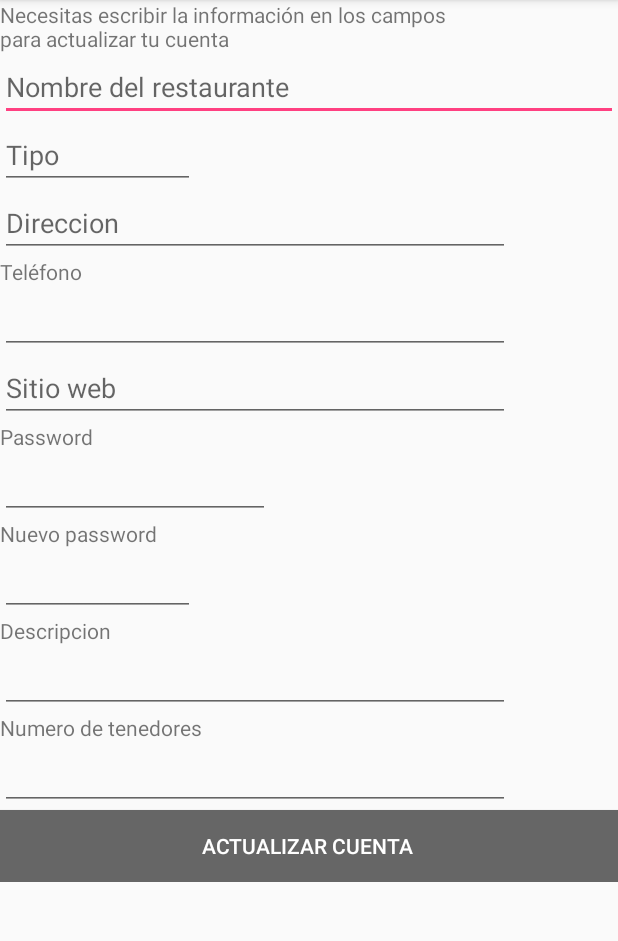
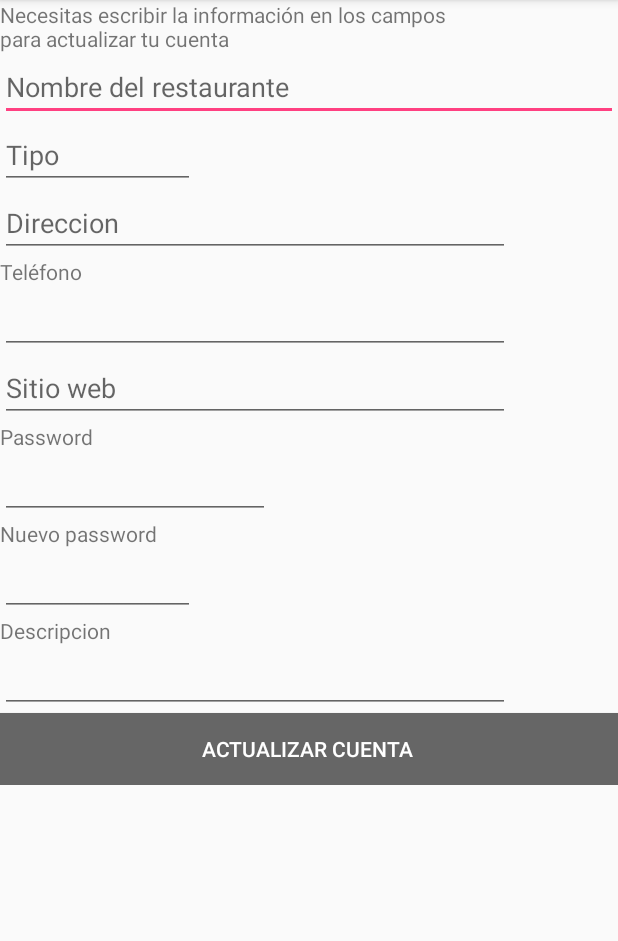
Before and after one commit to carlos-ochoa/Pal-Restaurant, an Android app: the activity_actualizar_restaurante screen opened directly, with no data from a screen before it, on a phone screen of 412 x 824 dp, the part 84-1025 px from its top. Run offline under Robolectric (Android 15) with nearby library versions, the phone set to English and light mode, and no system bars; our stand-ins replace Volley; network calls fail; 1 statement that could not run was skipped.

Commit message:
Quite no_tenedores donde no se debe poner.

```diff
--- a/app/src/main/java/palrestaurant/emm/pal_restaurant/activity_actualizar_restaurante.java
+++ b/app/src/main/java/palrestaurant/emm/pal_restaurant/activity_actualizar_restaurante.java
@@ -23,7 +23,7 @@ public class activity_actualizar_restaurante extends AppCompatActivity {
     private static final String IP_ACTREST = "http://pruebagamash.esy.es/archPHP/Actualizar_Restaurante.php";
 
     Button btnAct;
-    EditText ET_Nombre_Usuario, ET_Nombre, ET_Tipo, ET_Direccion, ET_Telef, ET_Sitio_W, ET_Contraseña, ET_ContraseñaNueva, ET_Descripcion, ET_NoTen;
+    EditText ET_Nombre_Usuario, ET_Nombre, ET_Tipo, ET_Direccion, ET_Telef, ET_Sitio_W, ET_Contraseña, ET_ContraseñaNueva, ET_Descripcion;
     private VolleyRP volley;
     private RequestQueue mRequest;
 
@@ -44,17 +44,16 @@ public class activity_actualizar_restaurante extends AppCompatActivity {
         ET_Contraseña=findViewById(R.id.ET_Contraseña);
         ET_ContraseñaNueva= findViewById(R.id.ET_ContraseñaNueva);
         ET_Descripcion= findViewById(R.id.ET_Descripcion);
-        ET_NoTen= findViewById(R.id.ET_No_Tenedores);
 
         btnAct.setOnClickListener(new View.OnClickListener() {
             @Override
             public void onClick(View view) {
-                ActualizarWebService(ET_Nombre_Usuario.getText().toString(), ET_ContraseñaNueva.getText().toString(), "12", ET_Contraseña.getText().toString(), ET_Nombre.getText().toString(),  ET_Tipo.getText().toString(),ET_Direccion.getText().toString(), ET_Telef.getText().toString(), ET_Sitio_W.getText().toString(), ET_Descripcion.getText().toString(), ET_NoTen.getText().toString());
+                ActualizarWebService(ET_Nombre_Usuario.getText().toString(), ET_ContraseñaNueva.getText().toString(), "12", ET_Contraseña.getText().toString(), ET_Nombre.getText().toString(),  ET_Tipo.getText().toString(),ET_Direccion.getText().toString(), ET_Telef.getText().toString(), ET_Sitio_W.getText().toString(), ET_Descripcion.getText().toString());
             }
         });
     }
 
-    private void ActualizarWebService(String Nombre_Usuario, String ContraseñaNueva, String ID_Usuario, String Contraseña, String Nombre_Restaurante, String Tipo_Rest, String Direccion, String Telefono, String Sitio_Web, String Descripcion, String Numero_Tenedores) {
+    private void ActualizarWebService(String Nombre_Usuario, String ContraseñaNueva, String ID_Usuario, String Contraseña, String Nombre_Restaurante, String Tipo_Rest, String Direccion, String Telefono, String Sitio_Web, String Descripcion) {
         HashMap<String,String> hashMapToken = new HashMap<>();
         hashMapToken.put("Nombre_Usuario", Nombre_Usuario);
         hashMapToken.put("ContraseñaNueva", ContraseñaNueva);
@@ -66,7 +65,6 @@ public class activity_actualizar_restaurante extends AppCompatActivity {
         hashMapToken.put("Telefono", Telefono);
         hashMapToken.put("Sitio_Web", Sitio_Web);
         hashMapToken.put("Descripcion", Descripcion);
-        hashMapToken.put("Numero_Tenedores", Numero_Tenedores);
 
         JsonObjectRequest solicitud = new JsonObjectRequest(Request.Method.POST, IP_ACTREST, new JSONObject(hashMapToken), new Response.Listener<JSONObject>(){
             @Override
--- a/app/src/main/res/layout/activity_actualizar_restaurante.xml
+++ b/app/src/main/res/layout/activity_actualizar_restaurante.xml
@@ -133,23 +133,6 @@
         tools:layout_editor_absoluteX="16dp"
         tools:layout_editor_absoluteY="384dp" />
 
-    <TextView
-        android:id="@+id/textviewTenedores"
-        android:layout_width="wrap_content"
-        android:layout_height="wrap_content"
-        android:text="Numero de tenedores"
-        tools:layout_editor_absoluteX="16dp"
-        tools:layout_editor_absoluteY="355dp" />
-
-    <EditText
-        android:id="@+id/ET_No_Tenedores"
-        android:layout_width="340dp"
-        android:layout_height="wrap_content"
-        android:ems="10"
-        android:inputType="phone"
-        tools:layout_editor_absoluteX="16dp"
-        tools:layout_editor_absoluteY="384dp" />
-
     <Button
         android:id="@+id/BtnAct"
         android:layout_width="match_parent"
--- a/app/src/main/res/layout/activity_registrar_restaurante.xml
+++ b/app/src/main/res/layout/activity_registrar_restaurante.xml
@@ -113,11 +113,13 @@
         tools:layout_editor_absoluteX="16dp"
         tools:layout_editor_absoluteY="384dp" />
 
+
     <Button
         android:id="@+id/btnCrear1"
         android:layout_width="match_parent"
         android:layout_height="wrap_content"
         android:background="@color/colorPrimaryDark"
+        android:layout_marginTop="7dp"
         android:text="Crear cuenta "
         android:textColor="@android:color/background_light"
         tools:layout_editor_absoluteX="220dp"
```
